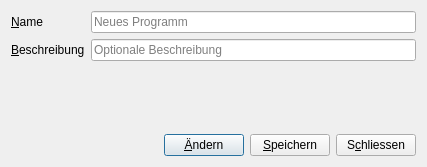
Above: speck_weg/ui/dialog_training_program.ui from hochstibe/fingertraining before the change. Below: the same form after it.
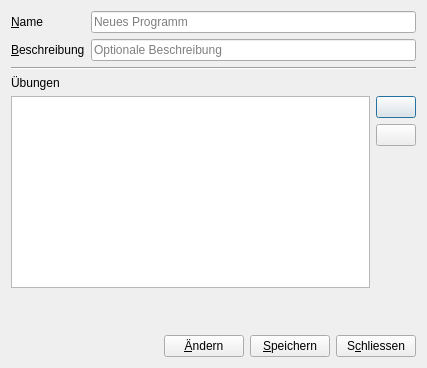
That is the form after the change. Icons and pictures are not drawn.

Commit message: edit program / exercise, ordering of exercises

Patch:
```diff
--- a/speck_weg/ui/dialog_training_program.ui
+++ b/speck_weg/ui/dialog_training_program.ui
@@ -10,13 +10,13 @@
     <x>0</x>
     <y>0</y>
     <width>427</width>
-    <height>167</height>
+    <height>368</height>
    </rect>
   </property>
   <property name="windowTitle">
    <string>Programm</string>
   </property>
-  <layout class="QVBoxLayout" name="verticalLayout">
+  <layout class="QVBoxLayout" name="verticalLayout_2">
    <item>
     <layout class="QGridLayout" name="gridLayout">
      <item row="0" column="0">
@@ -71,14 +71,78 @@
     </layout>
    </item>
    <item>
-    <spacer name="verticalSpacer">
+    <widget class="Line" name="line">
+     <property name="orientation">
+      <enum>Qt::Horizontal</enum>
+     </property>
+    </widget>
+   </item>
+   <item>
+    <widget class="QLabel" name="label">
+     <property name="text">
+      <string>Übungen</string>
+     </property>
+    </widget>
+   </item>
+   <item>
+    <layout class="QHBoxLayout" name="horizontalLayout_2">
+     <item>
+      <widget class="QListWidget" name="listWidget_exercise">
+       <property name="dragDropMode">
+        <enum>QAbstractItemView::InternalMove</enum>
+       </property>
+      </widget>
+     </item>
+     <item>
+      <layout class="QVBoxLayout" name="verticalLayout">
+       <item>
+        <widget class="QPushButton" name="pushButton_up">
+         <property name="text">
+          <string/>
+         </property>
+         <property name="icon">
+          <iconset resource="resources/resources.qrc">
+           <normaloff>:/icons/arrow-up-solid.svg</normaloff>:/icons/arrow-up-solid.svg</iconset>
+         </property>
+        </widget>
+       </item>
+       <item>
+        <widget class="QPushButton" name="pushButton_down">
+         <property name="text">
+          <string/>
+         </property>
+         <property name="icon">
+          <iconset resource="resources/resources.qrc">
+           <normaloff>:/icons/arrow-down-solid.svg</normaloff>:/icons/arrow-down-solid.svg</iconset>
+         </property>
+        </widget>
+       </item>
+       <item>
+        <spacer name="verticalSpacer">
+         <property name="orientation">
+          <enum>Qt::Vertical</enum>
+         </property>
+         <property name="sizeHint" stdset="0">
+          <size>
+           <width>20</width>
+           <height>28</height>
+          </size>
+         </property>
+        </spacer>
+       </item>
+      </layout>
+     </item>
+    </layout>
+   </item>
+   <item>
+    <spacer name="verticalSpacer_2">
      <property name="orientation">
       <enum>Qt::Vertical</enum>
      </property>
      <property name="sizeHint" stdset="0">
       <size>
        <width>20</width>
-       <height>28</height>
+       <height>38</height>
       </size>
      </property>
     </spacer>
```
Left out of the diff: 4 changed lines with no effect on the pictures. The commit also changes 15 other files.
